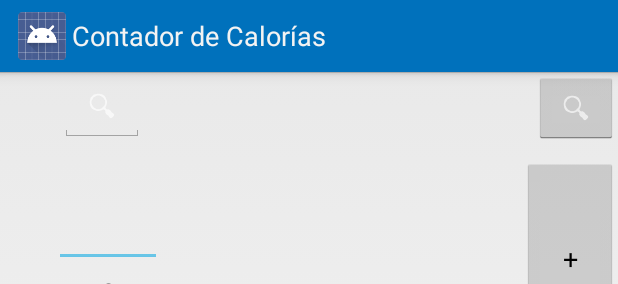
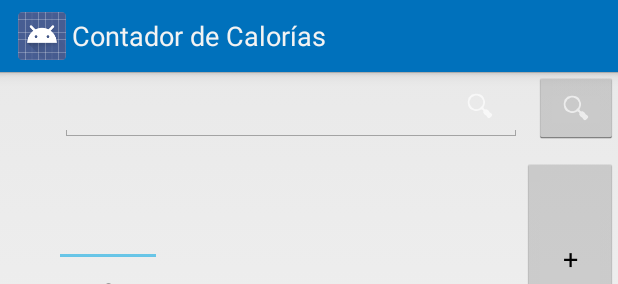
Before and after one commit to OmarCantu/proyecto_se_ii, an Android app: the layout listrow_details.xml on its own in the app's theme, with its tools: preview values and no code run, on a phone screen of 412 x 824 dp. Shown: the top 284 px of the screen. Run offline under Robolectric (Android 15) with nearby library versions, the phone set to English and light mode, and no system bars.

Commit message:
Revisión
error en móviles

```diff
--- a/ContadordeCalorias/app/src/main/res/layout/listrow_details.xml
+++ b/ContadordeCalorias/app/src/main/res/layout/listrow_details.xml
@@ -17,14 +17,14 @@
         android:layout_below="@+id/textView"
         android:layout_alignParentLeft="true"
         android:layout_alignParentStart="true"
-        android:layout_toStartOf="@+id/imageButton2"
-        android:layout_toLeftOf="@+id/imageButton2" />
+        android:layout_toStartOf="@+id/agregar_calorias"
+        android:layout_toLeftOf="@+id/agregar_calorias" />
 
     <Button
         android:layout_width="wrap_content"
         android:layout_height="wrap_content"
         android:text="+"
-        android:id="@+id/boton_añadir"
+        android:id="@+id/agregar_calorias"
         android:layout_gravity="right"
         android:layout_alignBottom="@+id/gramos"
         android:layout_alignParentRight="true"
```
